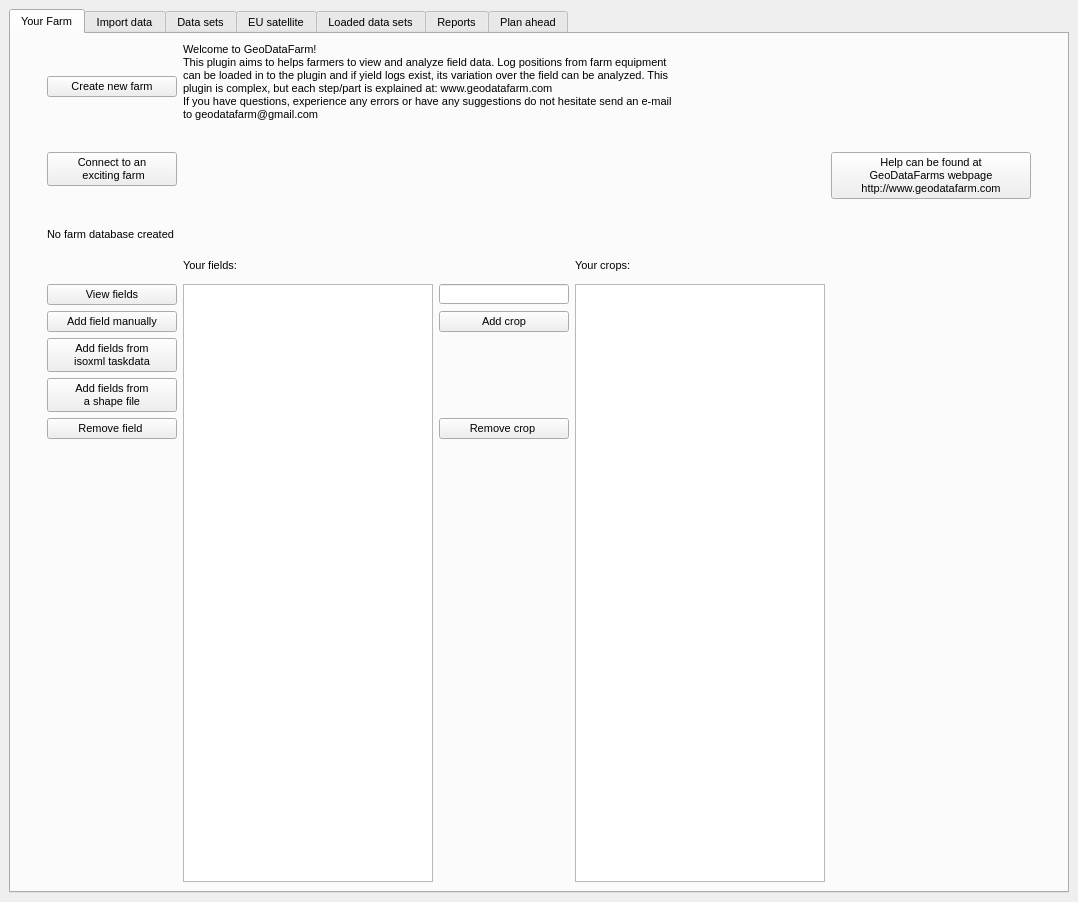
axelande/geodatafarm3, file GeoDataFarm_dockwidget_base.ui: the form before one commit.
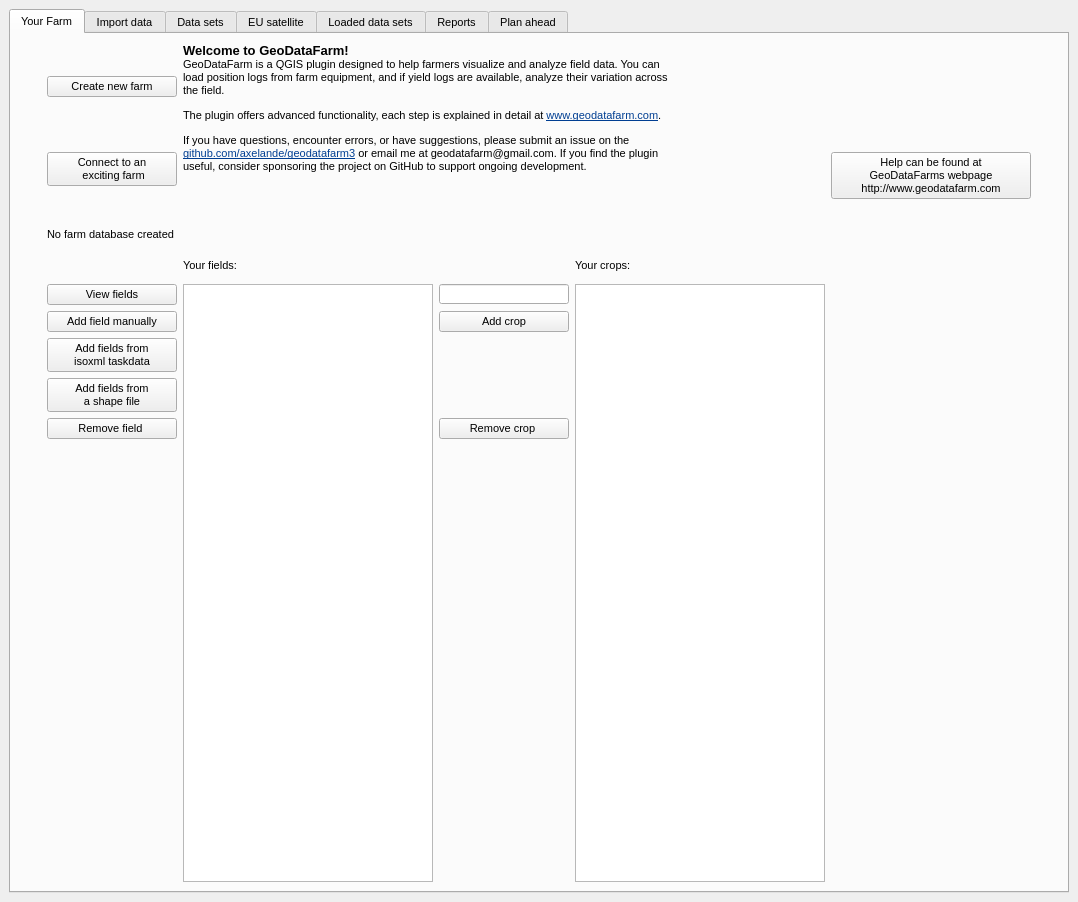
The form after the commit. Custom widgets are drawn as their Qt base class.

Commit message: Minor updates to the layout and a qt6 fix

```diff
--- a/GeoDataFarm_dockwidget_base.ui
+++ b/GeoDataFarm_dockwidget_base.ui
@@ -289,12 +289,10 @@
                <locale language="English" country="UnitedKingdom"/>
               </property>
               <property name="text">
-               <string>Welcome to GeoDataFarm!
-This plugin aims to helps farmers to view and analyze field data. Log positions from farm equipment can be loaded in to the plugin and if yield logs exist, its variation over the field can be analyzed. This plugin is complex, but each step/part is explained at: www.geodatafarm.com
-If you have questions, experience any errors or have any suggestions do not hesitate send an e-mail to geodatafarm@gmail.com</string>
+               <string>&lt;html&gt;&lt;head/&gt;&lt;body&gt;&lt;p&gt;&lt;span style=&quot; font-size:10pt; font-weight:700;&quot;&gt;Welcome to GeoDataFarm!&lt;/span&gt;&lt;br/&gt;GeoDataFarm is a QGIS plugin designed to help farmers visualize and analyze field data. You can load position logs from farm equipment, and if yield logs are available, analyze their variation across the field.&lt;/p&gt;&lt;p&gt;The plugin offers advanced functionality, each step is explained in detail at &lt;a href=&quot;http://www.geodatafarm.com&quot;&gt;&lt;span style=&quot; text-decoration: underline; color:#003e92;&quot;&gt;www.geodatafarm.com&lt;/span&gt;&lt;/a&gt;. &lt;/p&gt;&lt;p&gt;If you have questions, encounter errors, or have suggestions, please submit an issue on the &lt;a href=&quot;https://github.com/axelande/geodatafarm3&quot;&gt;&lt;span style=&quot; text-decoration: underline; color:#003e92;&quot;&gt;github.com/axelande/geodatafarm3&lt;/span&gt;&lt;/a&gt; or email me at geodatafarm@gmail.com. If you find the plugin useful, consider sponsoring the project on GitHub to support ongoing development.&lt;/p&gt;&lt;/body&gt;&lt;/html&gt;</string>
               </property>
               <property name="textFormat">
-               <enum>Qt::AutoText</enum>
+               <enum>Qt::TextFormat::RichText</enum>
               </property>
               <property name="scaledContents">
                <bool>true</bool>
```
Left out of the diff: 87 changed lines with no effect on the pictures. The commit also changes 2 other files.
